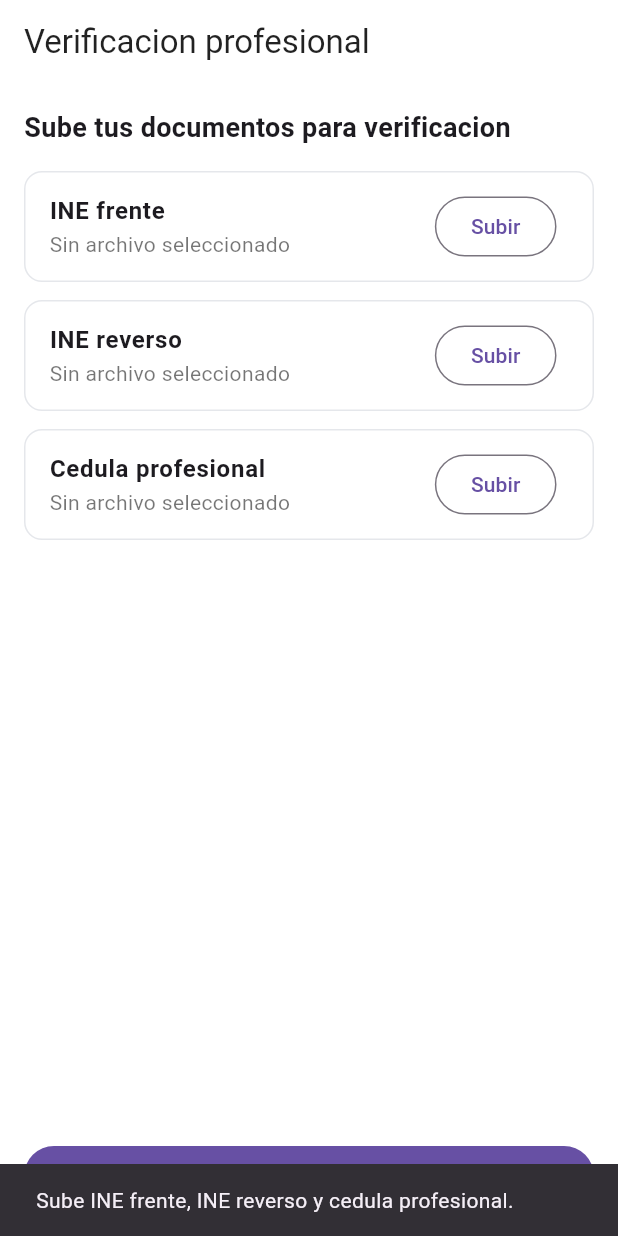
After one commit to jonnvam/Harmoni, a Flutter app: the VerificacionProfesionalScreen screen opened directly, after a tap on "Enviar", on a phone screen of 412 x 824 dp. The commit adds this screen. Run offline on Flutter 3.47's test engine with Material 3 defaults, Android fonts, the phone set to English and light mode, and no system bars; our stand-ins replace carousel_slider, cloud_firestore, firebase_auth, firebase_core, firebase_storage, flutter_dotenv and 6 more; accounts and stored records are empty.

Commit message:
feat(auth): secure role validation and psychologist verification flow

```diff
--- /dev/null
+++ b/lib/screens/psychologist/verification_professional.dart
@@ -0,0 +1,184 @@
+import 'dart:io';
+
+import 'package:cloud_firestore/cloud_firestore.dart';
+import 'package:firebase_auth/firebase_auth.dart';
+import 'package:firebase_storage/firebase_storage.dart';
+import 'package:flutter/material.dart';
+import 'package:image_picker/image_picker.dart';
+
+class VerificacionProfesionalScreen extends StatefulWidget {
+  const VerificacionProfesionalScreen({super.key});
+
+  @override
+  State<VerificacionProfesionalScreen> createState() => _VerificacionProfesionalScreenState();
+}
+
+class _VerificacionProfesionalScreenState extends State<VerificacionProfesionalScreen> {
+  final _picker = ImagePicker();
+  XFile? _ineFront;
+  XFile? _ineBack;
+  XFile? _cedula;
+  bool _sending = false;
+
+  String _extensionOf(XFile file) {
+    final name = file.name;
+    final dot = name.lastIndexOf('.');
+    if (dot == -1) return 'jpg';
+    return name.substring(dot + 1).toLowerCase();
+  }
+
+  Future<void> _pickIneFront() async {
+    final file = await _picker.pickImage(source: ImageSource.gallery, imageQuality: 85);
+    if (!mounted) return;
+    setState(() => _ineFront = file);
+  }
+
+  Future<void> _pickIneBack() async {
+    final file = await _picker.pickImage(source: ImageSource.gallery, imageQuality: 85);
+    if (!mounted) return;
+    setState(() => _ineBack = file);
+  }
+
+  Future<void> _pickCedula() async {
+    final file = await _picker.pickImage(source: ImageSource.gallery, imageQuality: 85);
+    if (!mounted) return;
+    setState(() => _cedula = file);
+  }
+
+  Future<void> _submit() async {
+    final user = FirebaseAuth.instance.currentUser;
+    if (user == null) {
+      ScaffoldMessenger.of(context).showSnackBar(
+        const SnackBar(content: Text('Inicia sesion para continuar.')),
+      );
+      return;
+    }
+    if (_ineFront == null || _ineBack == null || _cedula == null) {
+      ScaffoldMessenger.of(context).showSnackBar(
+        const SnackBar(content: Text('Sube INE frente, INE reverso y cedula profesional.')),
+      );
+      return;
+    }
+
+    setState(() => _sending = true);
+    try {
+      final uid = user.uid;
+      final ineFrontExt = _extensionOf(_ineFront!);
+      final ineBackExt = _extensionOf(_ineBack!);
+      final cedulaExt = _extensionOf(_cedula!);
+
+      final ineFrontRef = FirebaseStorage.instance.ref().child('documentos/$uid/ine_frente.$ineFrontExt');
+      final ineBackRef = FirebaseStorage.instance.ref().child('documentos/$uid/ine_reverso.$ineBackExt');
+      final cedulaRef = FirebaseStorage.instance.ref().child('documentos/$uid/cedula.$cedulaExt');
+
+      await ineFrontRef.putFile(File(_ineFront!.path));
+      await ineBackRef.putFile(File(_ineBack!.path));
+      await cedulaRef.putFile(File(_cedula!.path));
+
+      final ineFrontUrl = await ineFrontRef.getDownloadURL();
+      final ineBackUrl = await ineBackRef.getDownloadURL();
+      final cedulaUrl = await cedulaRef.getDownloadURL();
+
+      await FirebaseFirestore.instance.collection('users').doc(uid).set({
+        'ineFrontUrl': ineFrontUrl,
+        'ineBackUrl': ineBackUrl,
+        'cedulaUrl': cedulaUrl,
+        'verificationStatus': 'pending',
+        'verificationUpdatedAt': FieldValue.serverTimestamp(),
+      }, SetOptions(merge: true));
+
+      if (!mounted) return;
+      ScaffoldMessenger.of(context).showSnackBar(
+        const SnackBar(content: Text('Documentos enviados. En revision.')),
+      );
+    } catch (e) {
+      debugPrint('Verification submit error: $e');
+      if (!mounted) return;
+      ScaffoldMessenger.of(context).showSnackBar(
+        const SnackBar(content: Text('No se pudo enviar la verificacion.')),
+      );
+    } finally {
+      if (mounted) setState(() => _sending = false);
+    }
+  }
+
+  @override
+  Widget build(BuildContext context) {
+    return Scaffold(
+      backgroundColor: Colors.white,
+      appBar: AppBar(
+        title: const Text('Verificacion profesional'),
+        backgroundColor: Colors.white,
+        foregroundColor: Colors.black87,
+        elevation: 0,
+      ),
+      body: SafeArea(
+        child: Padding(
+          padding: const EdgeInsets.all(16),
+          child: Column(
+            crossAxisAlignment: CrossAxisAlignment.start,
+            children: [
+              const Text(
+                'Sube tus documentos para verificacion',
+                style: TextStyle(fontSize: 18, fontWeight: FontWeight.w700),
+              ),
+              const SizedBox(height: 16),
+              _DocTile(
+                title: 'INE frente',
+                subtitle: _ineFront?.name ?? 'Sin archivo seleccionado',
+                onPick: _pickIneFront,
+              ),
+              const SizedBox(height: 12),
+              _DocTile(
+                title: 'INE reverso',
+                subtitle: _ineBack?.name ?? 'Sin archivo seleccionado',
+                onPick: _pickIneBack,
+              ),
+              const SizedBox(height: 12),
+              _DocTile(
+                title: 'Cedula profesional',
+                subtitle: _cedula?.name ?? 'Sin archivo seleccionado',
+                onPick: _pickCedula,
+              ),
+              const Spacer(),
+              SizedBox(
+                width: double.infinity,
+                child: FilledButton(
+                  onPressed: _sending ? null : _submit,
+                  child: Text(_sending ? 'Enviando...' : 'Enviar'),
+                ),
+              ),
+            ],
+          ),
+        ),
+      ),
+    );
+  }
+}
+
+class _DocTile extends StatelessWidget {
+  final String title;
+  final String subtitle;
+  final VoidCallback onPick;
+
+  const _DocTile({required this.title, required this.subtitle, required this.onPick});
+
+  @override
+  Widget build(BuildContext context) {
+    return Ink(
+      decoration: BoxDecoration(
+        color: Colors.white,
+        borderRadius: BorderRadius.circular(12),
+        border: Border.all(color: const Color(0xFFE5E7EB)),
+      ),
+      child: ListTile(
+        title: Text(title, style: const TextStyle(fontWeight: FontWeight.w700)),
+        subtitle: Text(subtitle, style: const TextStyle(color: Colors.black54)),
+        trailing: OutlinedButton(
+          onPressed: onPick,
+          child: const Text('Subir'),
+        ),
+      ),
+    );
+  }
+}
```
Also changed, not shown: lib/screens/sign_login.dart (+148 -15 lines).
